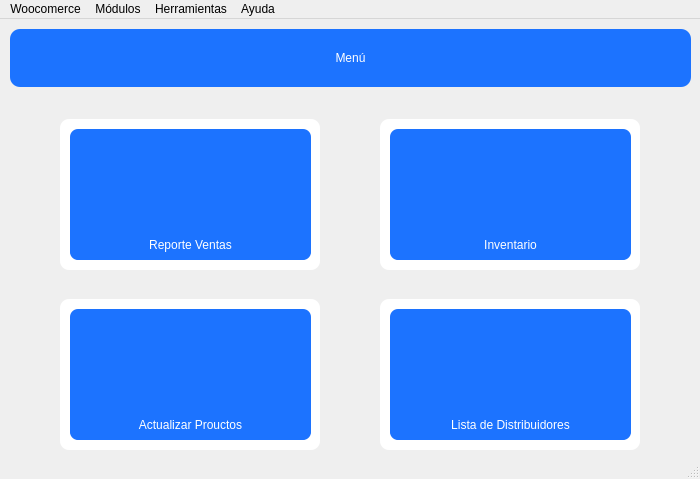
Before: the Qt Designer form app/menu/ui/view_menu.ui in SamSami25/PyWoo, drawn with Qt 5.
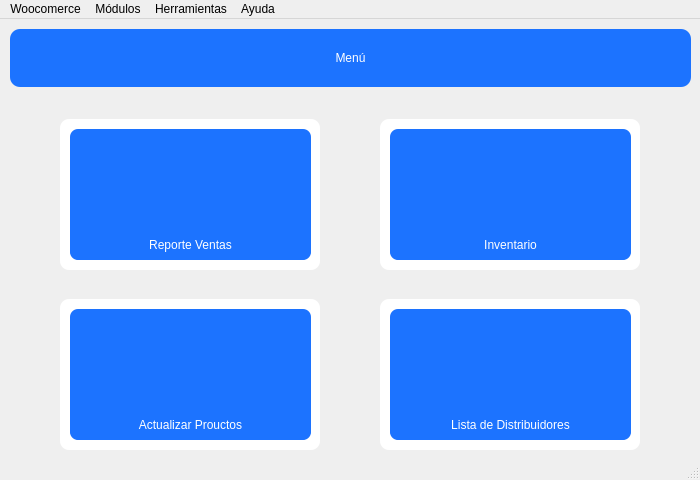
After: the same form once the commit is applied. Icons and pictures are not drawn.

Diff of the .ui file:
```diff
--- a/app/menu/ui/view_menu.ui
+++ b/app/menu/ui/view_menu.ui
@@ -7,7 +7,7 @@
     <x>0</x>
     <y>0</y>
     <width>700</width>
-    <height>479</height>
+    <height>480</height>
    </rect>
   </property>
   <property name="windowTitle">
```
Left out of the diff: 48 changed lines with no effect on the pictures.
